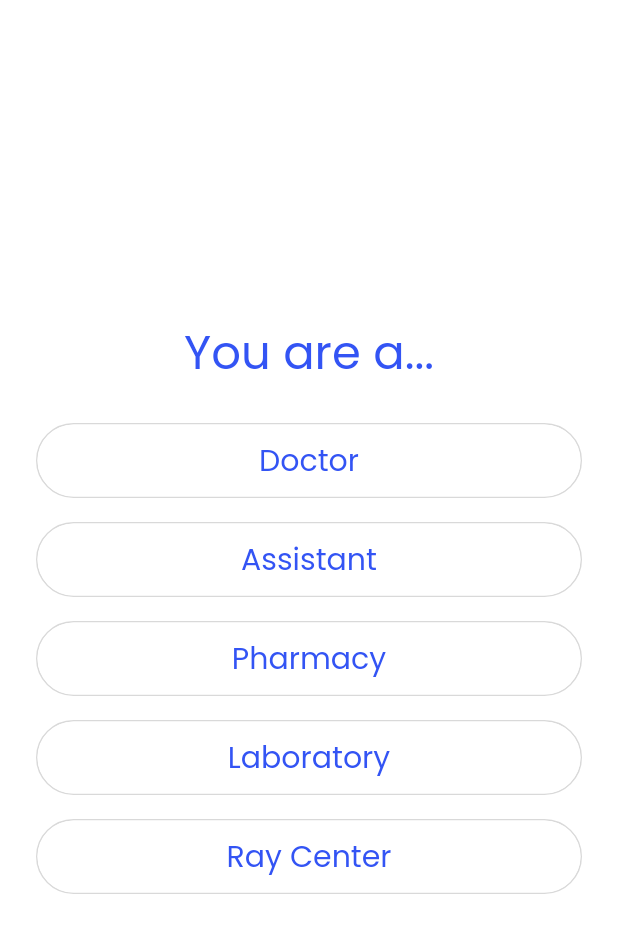
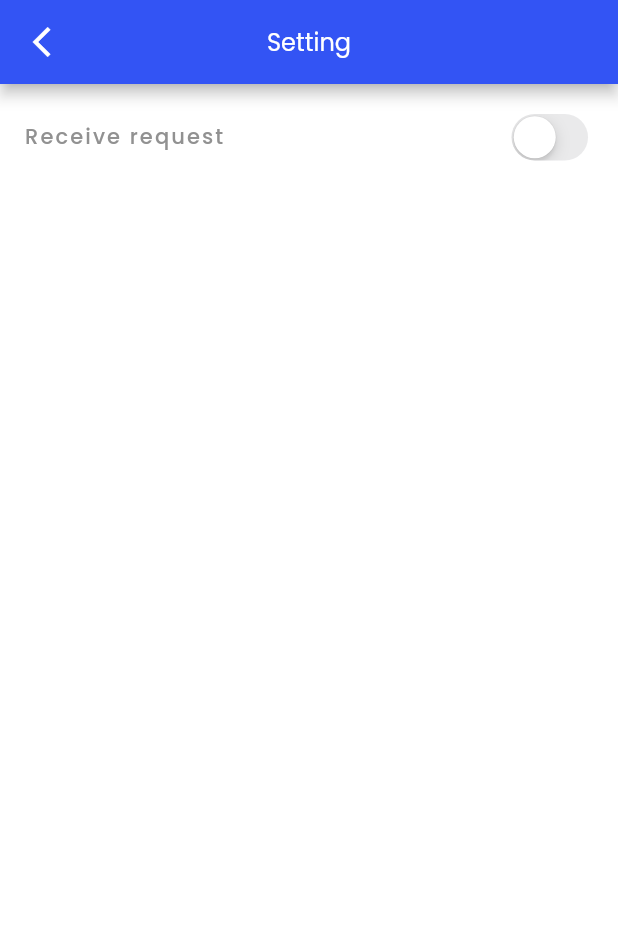
Before and after one commit to kosbaship/accura_kosba_task, a Flutter app: the screen it shows after launch, after a tap on "Pharmacy", on a phone screen of 412 x 824 dp. Shown: the top 933 px of the screen. Run offline on Flutter 3.47's test engine with Material 2 defaults, Android fonts, the phone set to English and light mode, and no system bars; our stand-ins replace conditional_builder, dio, expansion_tile_card, flutter_bloc, fluttertoast; network calls fail.

```diff
--- a/lib/modules/doc_assist_setting/doc_assist_setting.dart
+++ b/lib/modules/doc_assist_setting/doc_assist_setting.dart
@@ -37,9 +37,8 @@ class DocAssistSetting extends StatelessWidget {
     return BlocProvider(
       create: (context) => DocAssistCubit()..getData(),
       child: BlocConsumer<DocAssistCubit, DocAssistStates>(
-          listener: (context, state) {
-        if (state is DocAssistSwitchButtonState) {}
-      }, builder: (context, state) {
+          listener: (context, state) {},
+          builder: (context, state) {
         DoctorData doctorData = DocAssistCubit.get(context).doctorData;
         List<AvailabilityTimeList> clinicSelectedList =
             DocAssistCubit.get(context).clinicSelectedList;
--- /dev/null
+++ b/lib/modules/pharma/cubit/Pharmacy_cubit.dart
@@ -0,0 +1,68 @@
+
+
+import 'package:flutter/foundation.dart';
+import 'package:flutter_bloc/flutter_bloc.dart';
+
+import '../../../models/get_vendor.dart';
+import '../../../network/api_provider.dart';
+import '../../../shared/end_points.dart';
+import 'Pharmacy_states.dart';
+
+class PharmacyCubit extends Cubit<PharmacyStates> {
+  PharmacyCubit() : super(PharmacyInitialState());
+
+  static PharmacyCubit get(context) => BlocProvider.of(context);
+
+  VendorData vendorData = VendorData();
+  // List<AvailabilityTimeList> buttonSelectedList = [];
+  //
+  // List<String> pharmaSelectedDays = ['day', 'day', 'day', 'day', 'day', 'day', 'day'];
+
+  bool buttonSwitch = false;
+
+
+  getData() {
+
+    emit(PharmacyLoadingState());
+
+    APIProvider.fetchData(
+        path: GET_VENDOR_END_POINT,
+        data: {
+          'access_key': 'Jd5522SA523aaaW2e25e5rk',
+          'access_password': 'J52Df3e6Wrtt5F2eeeWq220',
+          'vendorId': '721',
+      }
+    ).then((response) async{
+      // vendorData =  VendorData.fromJson(response.data);
+
+      // clinicSwitch = doctorData.result.availabilityList[0].isActive == 1;
+      // clinicSelectedList =  doctorData.result.availabilityList[0].availabilityTimeList;
+
+      print('=========================================');
+      print(response.data);
+      print('=========================================');
+      emit(PharmacySuccessState());
+    }).catchError((e) {
+      print('=========================================');
+      print(e);
+      print('=========================================');
+      emit(PharmacyErrorState(e.toString()));
+    });
+  }
+
+
+
+
+  toggleTheSwitch({@required value}){
+       buttonSwitch = value;
+    emit(PharmacySwitchButtonState());
+  }
+
+  // selectWeekDay({@required value, @required index, @required indexOfListLength}){
+  //
+  //       pharmaSelectedDays[indexOfListLength] = value;
+  //       emit(PharmacyClinicSelectWeekDayState());
+  //
+  // }
+
+}
--- /dev/null
+++ b/lib/modules/pharma/cubit/Pharmacy_states.dart
@@ -0,0 +1,18 @@
+abstract class PharmacyStates {}
+
+class PharmacyInitialState extends PharmacyStates {}
+
+class PharmacyLoadingState extends PharmacyStates {}
+
+class PharmacySuccessState extends PharmacyStates {}
+
+class PharmacyErrorState extends PharmacyStates {
+  final error;
+  PharmacyErrorState(this.error);
+}
+
+
+class PharmacySwitchButtonState extends PharmacyStates {}
+
+
+class PharmacyClinicSelectWeekDayState extends PharmacyStates {}
--- /dev/null
+++ b/lib/modules/pharma/pharma_screen.dart
@@ -0,0 +1,57 @@
+import 'package:accura_kosba_task/modules/pharma/cubit/Pharmacy_cubit.dart';
+import 'package:accura_kosba_task/modules/pharma/cubit/Pharmacy_states.dart';
+import 'package:flutter/material.dart';
+import 'package:flutter_bloc/flutter_bloc.dart';
+
+import '../../models/get_vendor.dart';
+import '../../shared/colors.dart';
+import '../../shared/component.dart';
+import '../../shared/styels.dart';
+
+class PharmacyScreen extends StatelessWidget {
+
+
+  @override
+  Widget build(BuildContext context) {
+    return BlocProvider(
+      create: (context) => PharmacyCubit()..getData(),
+      child: BlocConsumer<PharmacyCubit, PharmacyStates>(
+        listener: (context, state) {},
+        builder: (context, state) {
+          VendorData vendorData = PharmacyCubit.get(context).vendorData;
+          return Scaffold(
+          backgroundColor: kSecondaryColor,
+          appBar: drawAppBar(context: context),
+          body: Padding(
+            padding: const EdgeInsets.all(16.0),
+            child: Column(
+              children: [
+                Row(
+                  mainAxisSize: MainAxisSize.max,
+                  mainAxisAlignment: MainAxisAlignment.spaceBetween,
+                  children: [
+                    Text(
+                      'Receive request',
+                      maxLines: 1,
+                      overflow: TextOverflow.ellipsis,
+                      style: font14.copyWith(
+                        color: kTitleGreyColor,
+                      ),
+                    ),
+                    buildSwitchBtn(
+                      value: PharmacyCubit.get(context).buttonSwitch,
+                      onChanged: (value){
+                        PharmacyCubit.get(context).toggleTheSwitch(value: value);
+                      },
+                    ),
+                  ],
+                ),
+              ],
+            ),
+          ),
+        );
+        },
+      ),
+    );
+  }
+}
--- a/lib/network/api_provider.dart
+++ b/lib/network/api_provider.dart
@@ -27,7 +27,7 @@ class APIProvider{
      } catch (e) {
        print('\n=========================================================');
        print(e);
-       print('=========================================================\n\n');
+       print('===========================DIO===========================\n\n');
        return(e);
      }
 
```
Also changed, not shown: lib/models/post.dart (deleted, +0 -9 lines), lib/modules/doc_assist_setting/cubit/doc_assist_cubit.dart (+6 -6 lines), lib/modules/welcome_screen/welcome_screen.dart (+11 -3 lines), lib/shared/constants.dart (+0 -9 lines).
